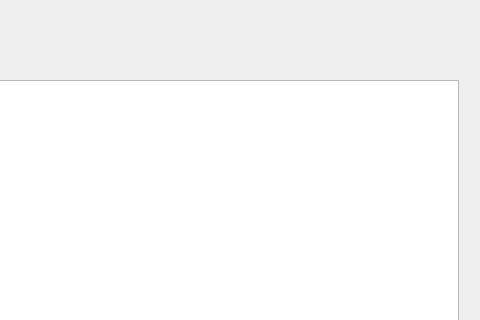
Old version of the form DoReMi/mainwindow.ui in the repository gemma-gaspa/DoReMi; both pictures show x 312 to 792 and y 0 to 320 of the 792 by 600 pixel window.
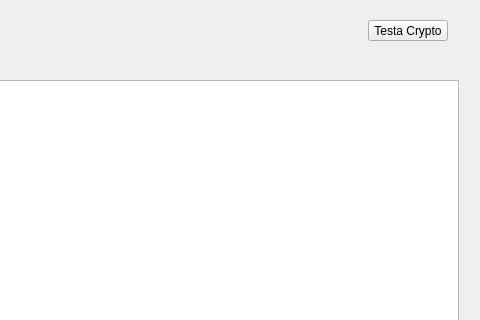
New version of the form.

```diff
--- a/DoReMi/mainwindow.ui
+++ b/DoReMi/mainwindow.ui
@@ -37,6 +37,19 @@
      </rect>
     </property>
    </widget>
+   <widget class="QPushButton" name="opPushButtonCrypto">
+    <property name="geometry">
+     <rect>
+      <x>680</x>
+      <y>20</y>
+      <width>80</width>
+      <height>21</height>
+     </rect>
+    </property>
+    <property name="text">
+     <string>Testa Crypto</string>
+    </property>
+   </widget>
   </widget>
   <widget class="QMenuBar" name="menubar">
    <property name="geometry">
```
Left out of the diff: 2 changed lines with no effect on the pictures.
